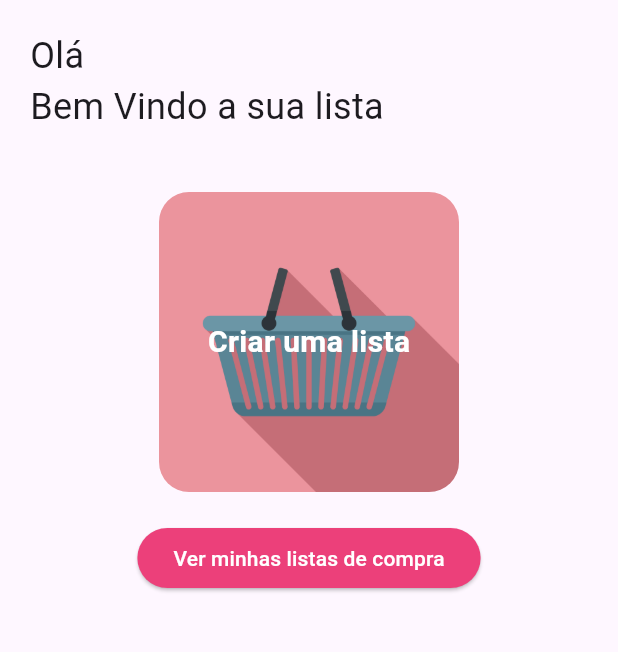
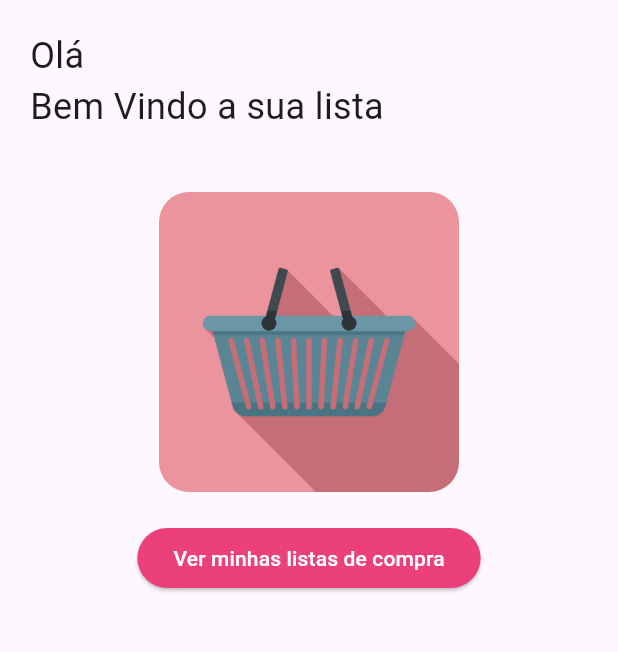
Before and after one commit to raquelpantojo/nacesta_app, a Flutter app: the TelaInicioView screen opened by its route, on a phone screen of 412 x 824 dp, the part 90-742 px from its top. Run offline on Flutter 3.47's test engine with Material 3 defaults, Android fonts, the phone set to English and light mode, and no system bars; our stand-ins replace device_preview.

```diff
--- a/lib/tela_inicio.dart
+++ b/lib/tela_inicio.dart
@@ -66,16 +66,7 @@ class _TelaInicioViewState extends State<TelaInicioView> {
                         ),
                         borderRadius: BorderRadius.circular(20.0),
                       ),
-                      child: Center(
-                        child: Text(
-                          'Criar uma lista',
-                          style: TextStyle(
-                            color: Colors.white,
-                            fontSize: 20,
-                            fontWeight: FontWeight.bold,
-                          ),
-                        ),
-                      ),
+
                     ),
                   ),
                   SizedBox(height: 20), // Espaçamento entre os botões
```
